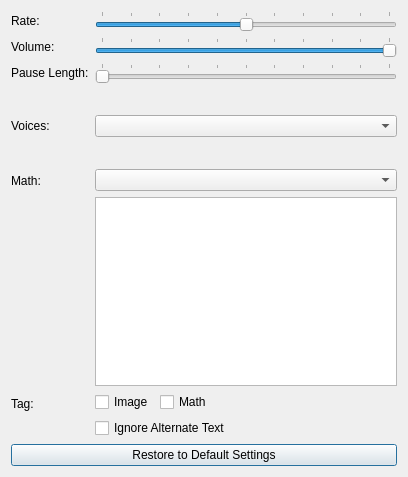
Old version of the form src/forms/speech_settings.ui in the repository DinoZAR/CentralAccessReader.
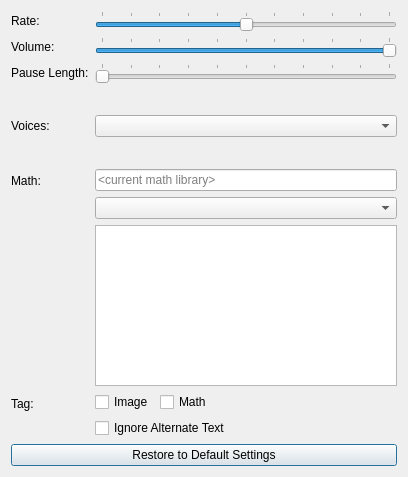
New version of the form. Icons and pictures are not drawn.

Commit message: Finished up the interface at General settings to pick a math library under a specific language.

What changed in the file:
```diff
--- a/src/forms/speech_settings.ui
+++ b/src/forms/speech_settings.ui
@@ -246,6 +246,16 @@
      </item>
      <item row="7" column="1">
       <layout class="QVBoxLayout" name="verticalLayout_2">
+       <item>
+        <widget class="QLineEdit" name="mathLibraryDisplay">
+         <property name="readOnly">
+          <bool>true</bool>
+         </property>
+         <property name="placeholderText">
+          <string>&lt;current math library&gt;</string>
+         </property>
+        </widget>
+       </item>
        <item>
         <widget class="QComboBox" name="mathLanguageCombo"/>
        </item>
```
The commit also changes 6 other files.
